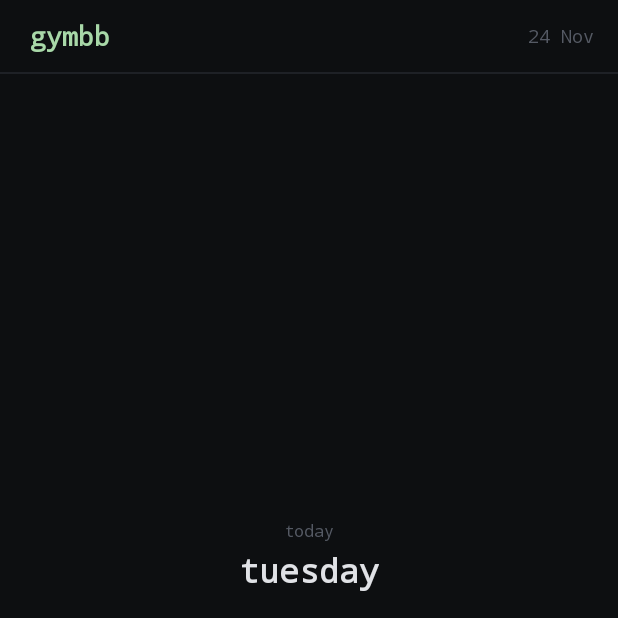
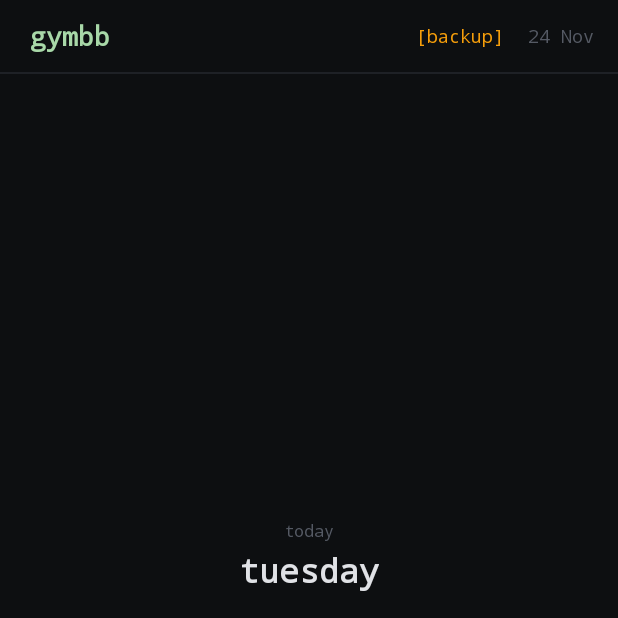
Before and after one commit to warumpas-ops/gymbb, an Android app: the screen it shows after launch (MainActivity), on a phone screen of 412 x 824 dp, the top half of it. Run offline under Robolectric (Android 15) with nearby library versions, the phone set to English and light mode, and no system bars.

Commit message:
feat: unified PR display, dedup stretches, visible backup button (v1.5.2)

```diff
--- a/app/build.gradle
+++ b/app/build.gradle
@@ -9,8 +9,8 @@ android {
         applicationId 'com.gymbb.app'
         minSdkVersion 14
         targetSdkVersion 18
-        versionCode 8
-        versionName '1.5.1'
+        versionCode 9
+        versionName '1.5.2'
     }
 
     signingConfigs {
--- a/app/src/main/java/com/gymbb/app/DatabaseHelper.java
+++ b/app/src/main/java/com/gymbb/app/DatabaseHelper.java
@@ -12,7 +12,7 @@ import java.util.List;
 public class DatabaseHelper extends SQLiteOpenHelper {
 
     private static final String DB_NAME = "gymbb.db";
-    private static final int DB_VERSION = 4;
+    private static final int DB_VERSION = 5;
 
     // Table names
     static final String TABLE_EXERCISES = "exercises";
@@ -92,30 +92,28 @@ public class DatabaseHelper extends SQLiteOpenHelper {
                 {"Skull Crusher", "triceps", "0"},
                 {"Plank", "core", "0"},
                 {"Crunch", "core", "0"},
-                // Built-in starter stretches
-                {"Hamstring Stretch", "legs", "1"},
-                {"Quad Stretch", "legs", "1"},
-                {"Calf Stretch", "legs", "1"},
-                {"Hip Flexor Stretch", "hips", "1"},
+                // User's Stretches & Mobility (Curated List - No Duplicates)
                 {"Hip Flexor", "hips", "1"},
                 {"Sciatic Nerve Glide", "hamstrings", "1"},
                 {"Glute Bridges", "glutes", "1"},
                 {"Scapular Wall Slides", "upper back", "1"},
-                {"Chest Doorway Stretch", "chest", "1"},
                 {"Chest Doorway", "chest", "1"},
                 {"Thoracic Extension Over Towel", "upper back", "1"},
                 {"Sphinx Pose", "lower back", "1"},
                 {"Cobra Pose", "lower back", "1"},
-                {"Cobra Stretch", "back", "1"},
                 {"Chin Tucks", "neck", "1"},
                 {"Upper Trap Stretch", "neck", "1"},
                 {"Levator Scapulae Stretch", "neck", "1"},
                 {"Cat-Cow", "spine", "1"},
                 {"Thread the Needle", "upper back", "1"},
-                {"90/90 Hip Rotations", "hips", "1"},
-                {"Figure 4 Stretch", "glutes", "1"},
+                {"90/90 Hips Rotation", "hips", "1"},
+                {"Figure 4", "glutes", "1"},
+
+                // Standard baseline stretches
+                {"Hamstring Stretch", "legs", "1"},
+                {"Quad Stretch", "legs", "1"},
+                {"Calf Stretch", "legs", "1"},
                 {"Shoulder Stretch", "shoulders", "1"},
-                {"Chest Opener Stretch", "chest", "1"},
                 {"Child's Pose", "back", "1"}
         };
         for (String[] ex : defaults) {
@@ -133,9 +131,52 @@ public class DatabaseHelper extends SQLiteOpenHelper {
         }
     }
 
+    public void deduplicateExercises(SQLiteDatabase db) {
+        mergeExercises(db, "Hip Flexor", "Hip Flexor Stretch");
+        mergeExercises(db, "Chest Doorway", "Chest Doorway Stretch");
+        mergeExercises(db, "Chest Doorway", "Chest Opener Stretch");
+        mergeExercises(db, "Cobra Pose", "Cobra Stretch");
+        mergeExercises(db, "Figure 4", "Figure 4 Stretch");
+        mergeExercises(db, "90/90 Hips Rotation", "90/90 Hip Rotations");
+    }
+
+    private void mergeExercises(SQLiteDatabase db, String keepName, String removeName) {
+        try {
+            Cursor cKeep = db.query(TABLE_EXERCISES, new String[]{"id"}, "LOWER(name)=?",
+                    new String[]{keepName.trim().toLowerCase()}, null, null, null);
+            Cursor cRemove = db.query(TABLE_EXERCISES, new String[]{"id"}, "LOWER(name)=?",
+                    new String[]{removeName.trim().toLowerCase()}, null, null, null);
+
+            boolean hasKeep = cKeep.moveToFirst();
+            boolean hasRemove = cRemove.moveToFirst();
+
+            if (hasKeep && hasRemove) {
+                long keepId = cKeep.getLong(0);
+                long removeId = cRemove.getLong(0);
+                // Re-point plan_exercises
+                db.execSQL("UPDATE " + TABLE_PLAN_EXERCISES + " SET exercise_id=" + keepId + " WHERE exercise_id=" + removeId);
+                // Re-point session_sets
+                db.execSQL("UPDATE " + TABLE_SESSION_SETS + " SET exercise_id=" + keepId + ", exercise_name='" + keepName + "' WHERE exercise_id=" + removeId);
+                // Delete duplicate exercise
+                db.execSQL("DELETE FROM " + TABLE_EXERCISES + " WHERE id=" + removeId);
+            } else if (!hasKeep && hasRemove) {
+                ContentValues cv = new ContentValues();
+                cv.put("name", keepName);
+                db.update(TABLE_EXERCISES, cv, "LOWER(name)=?", new String[]{removeName.trim().toLowerCase()});
+                db.update(TABLE_SESSION_SETS, cv, "LOWER(exercise_name)=?", new String[]{removeName.trim().toLowerCase()});
+            }
+
+            cKeep.close();
+            cRemove.close();
+        } catch (Exception e) {
+            e.printStackTrace();
+        }
+    }
+
     public void ensureDefaultsSeeded() {
         SQLiteDatabase db = getWritableDatabase();
         seedExercises(db);
+        deduplicateExercises(db);
     }
 
     @Override
@@ -162,6 +203,10 @@ public class DatabaseHelper extends SQLiteOpenHelper {
         }
         if (oldVersion < 4) {
             seedExercises(db);
+        }
+        if (oldVersion < 5) {
+            seedExercises(db);
+            deduplicateExercises(db);
         }
     }
 
@@ -512,6 +557,26 @@ public class DatabaseHelper extends SQLiteOpenHelper {
         return max;
     }
 
+    public int getExerciseMaxStretchReps(long exerciseId) {
+        SQLiteDatabase db = getReadableDatabase();
+        Cursor c = db.rawQuery("SELECT MAX(reps) FROM " + TABLE_SESSION_SETS +
+                " WHERE exercise_id=? AND completed=1 AND is_stretch=2", new String[]{String.valueOf(exerciseId)});
+        int max = 0;
+        if (c.moveToFirst() && !c.isNull(0)) max = c.getInt(0);
+        c.close();
+        return max;
+    }
+
+    public int getExerciseMaxReps(long exerciseId) {
+        SQLiteDatabase db = getReadableDatabase();
+        Cursor c = db.rawQuery("SELECT MAX(reps) FROM " + TABLE_SESSION_SETS +
+                " WHERE exercise_id=? AND completed=1", new String[]{String.valueOf(exerciseId)});
+        int max = 0;
+        if (c.moveToFirst() && !c.isNull(0)) max = c.getInt(0);
+        c.close();
+        return max;
+    }
+
     public int getExerciseTotalSessions(long exerciseId) {
         SQLiteDatabase db = getReadableDatabase();
         Cursor c = db.rawQuery("SELECT COUNT(DISTINCT session_id) FROM " + TABLE_SESSION_SETS +
--- a/app/src/main/res/layout/activity_main.xml
+++ b/app/src/main/res/layout/activity_main.xml
@@ -28,6 +28,20 @@
             android:textStyle="bold"
             android:background="@drawable/row_selector"
             android:padding="4dp"/>
+
+        <TextView
+            android:id="@+id/btnBackup"
+            android:layout_width="wrap_content"
+            android:layout_height="32dp"
+            android:text="[backup]"
+            android:textColor="#F59E0B"
+            android:textSize="12sp"
+            android:typeface="monospace"
+            android:gravity="center"
+            android:background="@drawable/row_selector"
+            android:paddingLeft="8dp"
+            android:paddingRight="8dp"
+            android:layout_marginRight="8dp"/>
 
         <TextView
             android:id="@+id/tvDate"
```
Also changed, not shown: app/src/main/java/com/gymbb/app/ExerciseHistoryActivity.java (+16 -3 lines), app/src/main/java/com/gymbb/app/HistoryActivity.java (+76 -0 lines), app/src/main/java/com/gymbb/app/MainActivity.java (+18 -8 lines), app/src/main/res/layout/activity_history.xml (+13 -3 lines).
